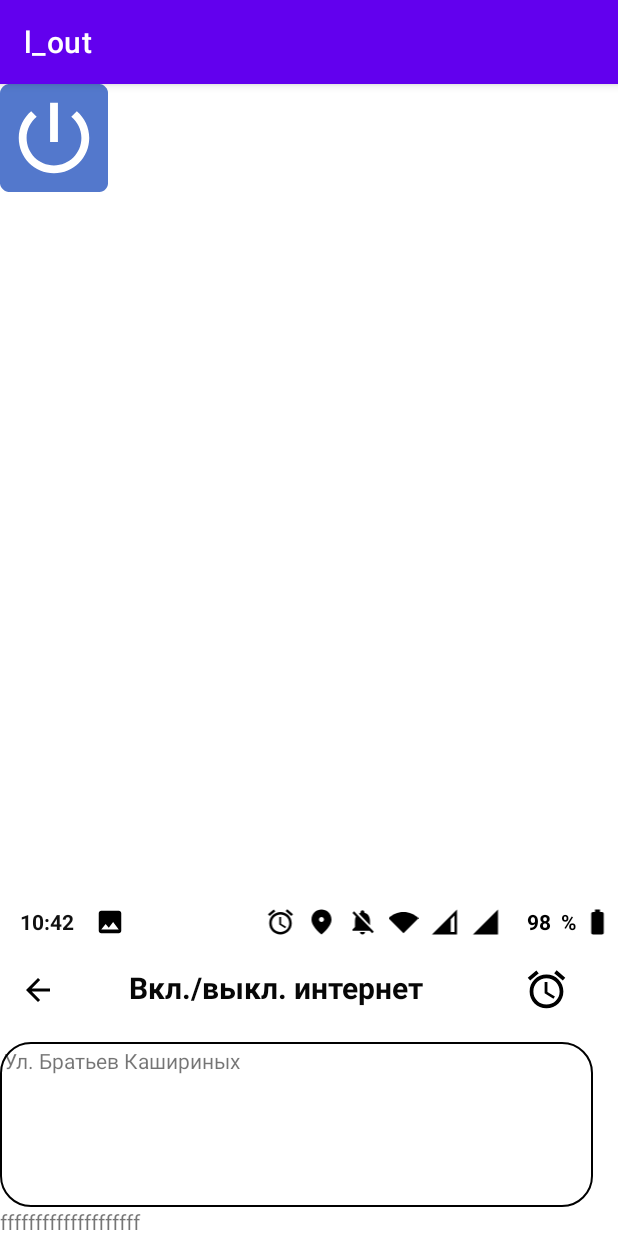
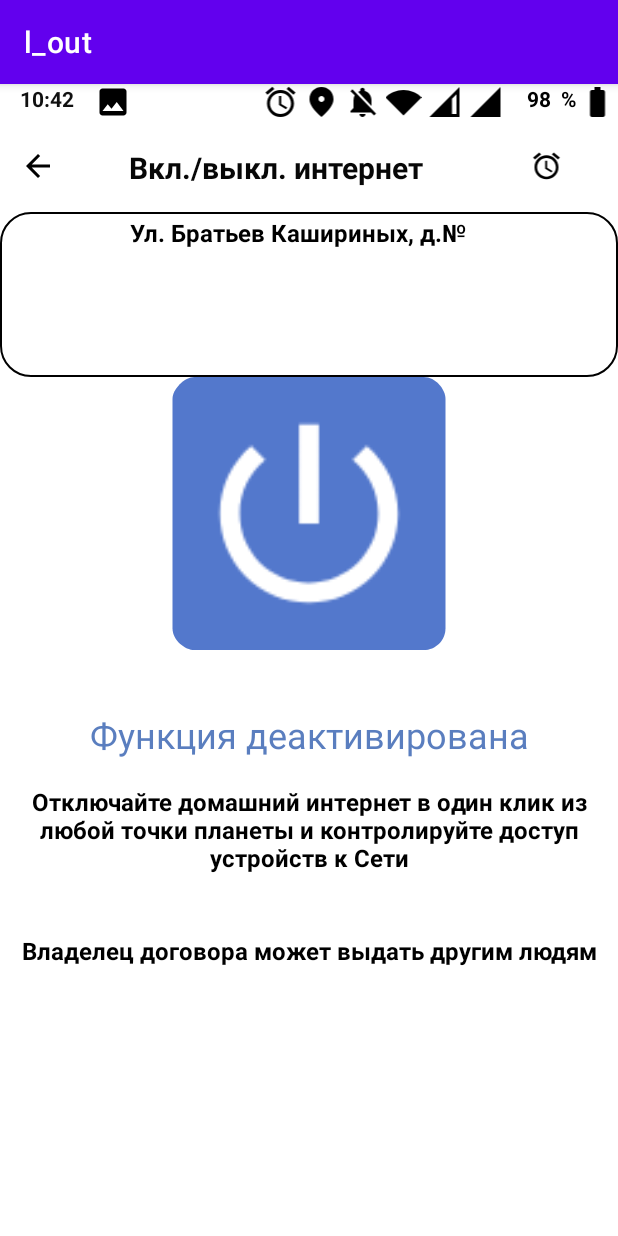
Before and after one commit to mosspanic/l_out, an Android app: the screen it shows after launch (MainActivity), on a phone screen of 412 x 824 dp. Run offline under Robolectric (Android 15) with nearby library versions, the phone set to English and light mode, and no system bars.

Commit message:
единственный второй xml

```diff
--- a/app/src/main/res/drawable/rounded_border.xml
+++ b/app/src/main/res/drawable/rounded_border.xml
@@ -9,7 +9,8 @@
 
     <stroke
         android:width="1dp"
-        android:color="#000000" />
+        android:color="#000000"
+        />
 
     <corners
         android:radius="20dp" />
@@ -17,4 +18,6 @@
     <size
         android:width="110dp"
         android:height="110dp" />
+
+
 </shape>
--- a/app/src/main/res/layout/activity_main.xml
+++ b/app/src/main/res/layout/activity_main.xml
@@ -8,29 +8,27 @@
     tools:context=".MainActivity">
 
     <LinearLayout
-        android:id="@+id/linearLayout"
+        android:id="@+id/gor0"
         android:layout_width="match_parent"
-        android:layout_height="wrap_content"
+        android:layout_height="match_parent"
         android:orientation="vertical"
-        app:layout_constraintBottom_toTopOf="@+id/lin3"
+        app:layout_constraintBottom_toBottomOf="parent"
         app:layout_constraintEnd_toEndOf="parent"
-        app:layout_constraintHorizontal_bias="1.0"
         app:layout_constraintStart_toStartOf="parent"
-        app:layout_constraintTop_toTopOf="parent"
-        app:layout_constraintVertical_bias="1.0">
+        app:layout_constraintTop_toTopOf="parent">
+
 
         <LinearLayout
+            android:id="@+id/gor1"
             android:layout_width="match_parent"
-            android:layout_height="20dp"
+            android:layout_height="wrap_content"
             android:orientation="horizontal"
-            app:layout_constraintTop_toTopOf="parent"
-            app:layout_constraintStart_toStartOf="parent"
-            >
+            app:layout_constraintBottom_toTopOf="@id/gor2">
 
             <TextView
                 android:id="@+id/textView"
                 android:layout_width="wrap_content"
-                android:layout_height="match_parent"
+                android:layout_height="wrap_content"
                 android:layout_weight="1"
                 android:text="10:42"
                 android:textAlignment="center"
@@ -42,7 +40,7 @@
             <ImageView
                 android:id="@+id/image"
                 android:layout_width="27dp"
-                android:layout_height="match_parent"
+                android:layout_height="wrap_content"
                 android:layout_weight="3"
                 android:background="@null"
                 android:keepScreenOn="false"
@@ -55,7 +53,7 @@
             <ImageView
                 android:id="@+id/alarms"
                 android:layout_width="27dp"
-                android:layout_height="match_parent"
+                android:layout_height="wrap_content"
                 android:background="@null"
                 android:keepScreenOn="false"
                 app:layout_constraintEnd_toEndOf="parent"
@@ -66,7 +64,7 @@
             <ImageView
                 android:id="@+id/find"
                 android:layout_width="27dp"
-                android:layout_height="match_parent"
+                android:layout_height="wrap_content"
                 android:background="@null"
                 android:keepScreenOn="false"
                 app:layout_constraintEnd_toEndOf="parent"
@@ -77,7 +75,7 @@
             <ImageView
                 android:id="@+id/bell"
                 android:layout_width="27dp"
-                android:layout_height="match_parent"
+                android:layout_height="wrap_content"
                 android:background="@null"
                 android:keepScreenOn="false"
                 app:layout_constraintEnd_toEndOf="parent"
@@ -88,7 +86,7 @@
             <ImageView
                 android:id="@+id/wifi"
                 android:layout_width="27dp"
-                android:layout_height="match_parent"
+                android:layout_height="wrap_content"
                 android:background="@null"
                 android:keepScreenOn="false"
                 app:layout_constraintEnd_toEndOf="parent"
@@ -99,7 +97,7 @@
             <ImageView
                 android:id="@+id/network_cell"
                 android:layout_width="27dp"
-                android:layout_height="match_parent"
+                android:layout_height="wrap_content"
                 android:background="@null"
                 android:keepScreenOn="false"
                 app:layout_constraintEnd_toEndOf="parent"
@@ -110,7 +108,7 @@
             <ImageView
                 android:id="@+id/signal_cellular"
                 android:layout_width="27dp"
-                android:layout_height="match_parent"
+                android:layout_height="wrap_content"
                 android:background="@null"
                 android:keepScreenOn="false"
                 app:layout_constraintEnd_toEndOf="parent"
@@ -121,7 +119,7 @@
             <TextView
                 android:id="@+id/textView2"
                 android:layout_width="wrap_content"
-                android:layout_height="match_parent"
+                android:layout_height="wrap_content"
                 android:layout_weight="0.5"
                 android:lineSpacingExtra="14sp"
                 android:text="98  %"
@@ -133,7 +131,7 @@
             <ImageView
                 android:id="@+id/battery_cell"
                 android:layout_width="27dp"
-                android:layout_height="match_parent"
+                android:layout_height="wrap_content"
                 android:background="@null"
                 android:keepScreenOn="false"
                 app:layout_constraintEnd_toEndOf="parent"
@@ -143,10 +141,11 @@
         </LinearLayout>
 
         <LinearLayout
-            android:id="@+id/lin2"
+            android:id="@+id/gor2"
             android:layout_width="match_parent"
-            android:layout_height="70dp"
-            android:orientation="horizontal">
+            android:layout_height="61dp"
+            android:orientation="horizontal"
+            app:layout_constraintTop_toBottomOf="@id/gor1">
 
             <ImageButton
                 android:id="@+id/arrow_back"
@@ -163,13 +162,13 @@
                 android:layout_width="wrap_content"
                 android:layout_height="match_parent"
                 android:layout_weight="1"
-                android:paddingTop="20dp"
+
+                android:paddingTop="18dp"
                 android:text="Вкл./выкл. интернет"
                 android:textAlignment="center"
                 android:textColor="#070707"
                 android:textSize="20sp"
                 android:textStyle="bold" />
-
             <ImageView
                 android:id="@+id/alarms2"
                 android:layout_width="wrap_content"
@@ -183,45 +182,57 @@
                 app:layout_constraintStart_toStartOf="parent"
                 app:layout_constraintTop_toTopOf="parent"
                 app:srcCompat="@drawable/alarms" />
-
-
         </LinearLayout>
 
-
-    </LinearLayout>
-
-    <LinearLayout
-        android:id="@+id/lin3"
-        android:layout_width="395dp"
-        android:layout_height="wrap_content"
-        android:orientation="vertical"
-        app:layout_constraintBottom_toBottomOf="parent"
-        app:layout_constraintEnd_toTopOf="textView4"
-        app:layout_constraintStart_toStartOf="parent">
         <TextView
-            android:id="@+id/textView3"
-            android:layout_width="match_parent"
-            android:layout_height="match_parent"
-            android:layout_weight="0.1"
-            android:background="@drawable/rounded_border"
-            android:shadowColor="#B8BDAB44"
-            android:shadowDy="10.5"
-            android:text="Ул. Братьев Кашириных" />
-        <TextView
-            android:id="@+id/textView4"
-            android:weight="2"
+            android:id="@+id/textView5"
             android:layout_width="match_parent"
             android:layout_height="wrap_content"
+            android:layout_weight="0"
+            android:background="@drawable/rounded_border"
+            android:backgroundTintMode="multiply"
+            android:shadowColor="#CBB996"
+            android:text="Ул. Братьев Кашириных, д.№    "
+            android:textAlignment="center"
+            android:textColor="#000000"
+            android:textSize="16sp"
+            android:textStyle="bold" />
 
-            android:text="ffffffffffffffffffff" />
+        <ImageView
+            android:id="@+id/imageView"
+            android:layout_width="match_parent"
+            android:layout_height="182dp"
+
+            app:srcCompat="@mipmap/killbutint2_round" />
+
+        <TextView
+            android:layout_width="match_parent"
+            android:layout_height="50dp"
+            android:layout_marginTop="40dp"
+            android:text="Функция деактивирована"
+            android:textAlignment="center"
+            android:textColor="#5A7EBF"
+            android:textSize="24sp" />
+
+        <TextView
+            android:layout_width="match_parent"
+            android:layout_height="wrap_content"
+            android:text="Отключайте домашний интернет в один клик из любой точки планеты и контролируйте доступ устройств к Сети"
+            android:textAlignment="center"
+            android:textColor="#000000"
+            android:textSize="16sp"
+            android:textStyle="bold" />
+
+        <TextView
+            android:layout_width="match_parent"
+            android:layout_height="82dp"
+            android:layout_marginTop="40dp"
+            android:text="Владелец договора может выдать другим людям"
+            android:textAlignment="center"
+            android:textColor="#000000"
+            android:textSize="16sp"
+            android:textStyle="bold"
+            app:layout_constraintBottom_toBottomOf="@+id/gor0"
+            app:layout_constraintEnd_toEndOf="parent" />
     </LinearLayout>
-
-    <ImageView
-        android:id="@+id/imageView"
-        android:layout_width="wrap_content"
-        android:layout_height="wrap_content"
-        app:srcCompat="@mipmap/killbutint2_round"
-        tools:layout_editor_absoluteX="90dp"
-        tools:layout_editor_absoluteY="232dp" />
-
 </androidx.constraintlayout.widget.ConstraintLayout>
--- a/app/src/main/res/values/strings.xml
+++ b/app/src/main/res/values/strings.xml
@@ -1,3 +1,4 @@
 <resources>
     <string name="app_name">l_out</string>
+    <string name="developed_by_bracecodes"><a href="http://www.bracecodes.com">Developed by Bracecodes</a>  </string>
 </resources>
```
